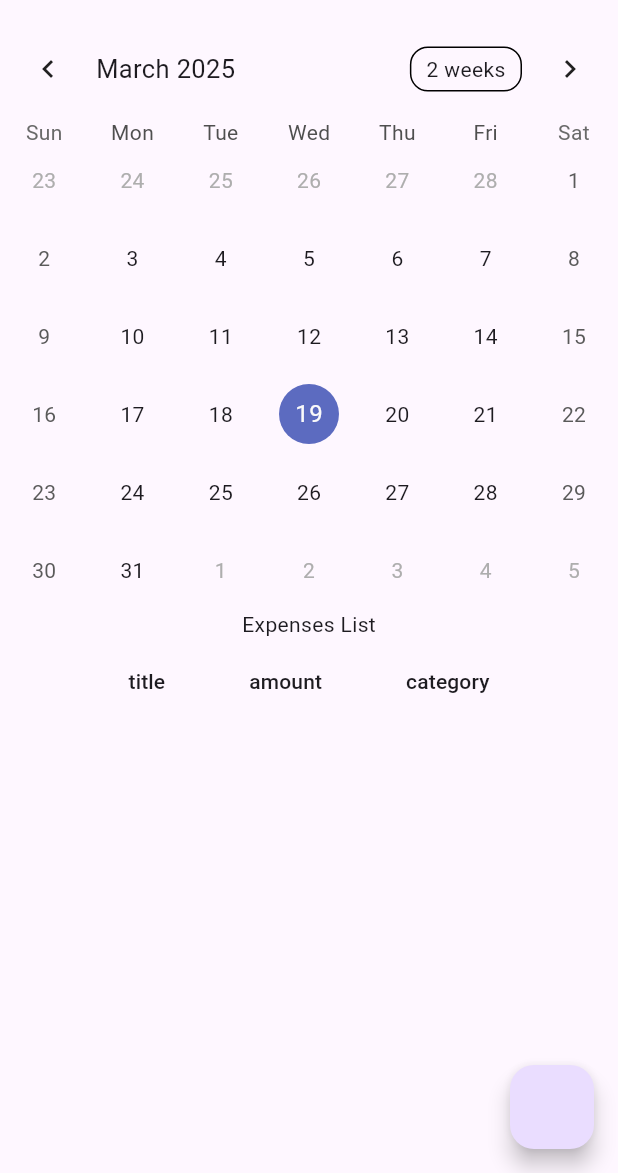
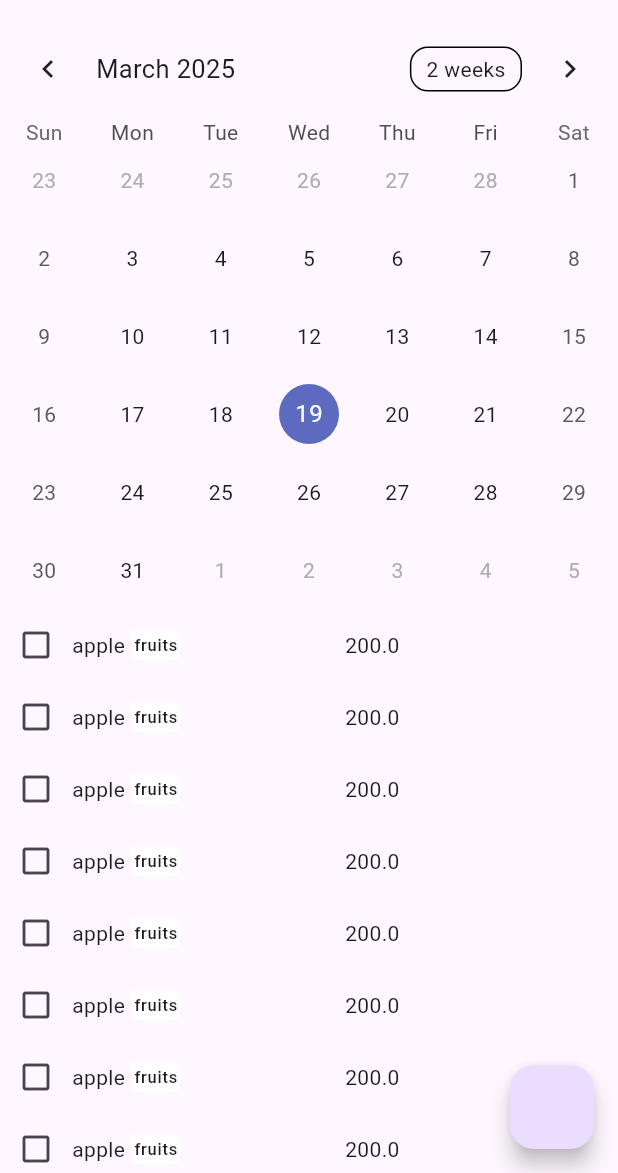
Before and after one commit to opheliagame/expense-tracker, a Flutter app: the screen it shows after launch, on a phone screen of 412 x 824 dp, the part 63-1236 px from its top. Run offline on Flutter 3.47's test engine with Material 3 defaults, Android fonts, the phone set to English and light mode, and no system bars; drawn by our look-alikes of table_calendar; our stand-ins replace flutter_hooks, hive, hive_flutter, hooks_riverpod, speech_to_text; accounts and stored records are empty.

Commit message:
expense list changes unorganised

```diff
--- a/lib/main.dart
+++ b/lib/main.dart
@@ -14,16 +14,23 @@ void main() async {
 
   await Hive.openBox<Expense>('expenses');
 
-  runApp(ProviderScope(child: ProviderDemoApp()));
+  runApp(const ProviderScope(child: ProviderDemoApp()));
 }
 
 class ProviderDemoApp extends StatelessWidget {
-  const ProviderDemoApp({Key? key}) : super(key: key);
+  const ProviderDemoApp({super.key});
 
   @override
   Widget build(BuildContext context) {
     return MaterialApp(
-      home: HomeView(),
+      home: const HomeView(),
+      theme: ThemeData(
+        chipTheme: ChipThemeData(
+          padding: EdgeInsets.zero,
+          labelPadding: const EdgeInsets.all(2),
+          labelStyle: Theme.of(context).textTheme.labelSmall,
+        ),
+      ),
     );
   }
 }
@@ -39,18 +46,14 @@ class HomeView extends StatelessWidget {
       appBar: AppBar(
         title: const Text('Expense tracker'),
       ),
-      body: Column(
-        children: [
-          CalendarView(),
-          Expanded(
-            child: ExpensesListView(),
-          ),
+      body: const CustomScrollView(
+        slivers: [
+          SliverToBoxAdapter(child: CalendarView()),
+          ExpensesListView()
         ],
       ),
       floatingActionButton: FloatingActionButton(
         onPressed: () {
-          // TODO navigate to create screen
-
           Navigator.push(
             context,
             MaterialPageRoute(builder: (context) => const CreateExpenseView()),
--- a/lib/main1.dart
+++ b/lib/main1.dart
@@ -9,7 +9,7 @@ import 'package:speech_to_text/speech_to_text_provider.dart';
 void main() => runApp(const ProviderDemoApp());
 
 class ProviderDemoApp extends StatefulWidget {
-  const ProviderDemoApp({Key? key}) : super(key: key);
+  const ProviderDemoApp({super.key});
 
   @override
   State<ProviderDemoApp> createState() => _ProviderDemoAppState();
@@ -47,7 +47,7 @@ class _ProviderDemoAppState extends State<ProviderDemoApp> {
 }
 
 class SpeechProviderExampleWidget extends StatefulWidget {
-  const SpeechProviderExampleWidget({Key? key}) : super(key: key);
+  const SpeechProviderExampleWidget({super.key});
 
   @override
   SpeechProviderExampleWidgetState createState() =>
--- a/lib/recognition_results_widget.dart
+++ b/lib/recognition_results_widget.dart
@@ -8,7 +8,7 @@ import 'package:speech_to_text/speech_to_text_provider.dart';
 /// Note that the provider is initialized elsewhere and just accessed
 /// here.
 class RecognitionResultsWidget extends StatelessWidget {
-  const RecognitionResultsWidget({Key? key}) : super(key: key);
+  const RecognitionResultsWidget({super.key});
 
   @override
   Widget build(BuildContext context) {
--- /dev/null
+++ b/lib/src/components/hex_color.dart
@@ -0,0 +1,18 @@
+import 'dart:ui';
+
+extension HexColor on Color {
+  /// String is in the format "aabbcc" or "ffaabbcc" with an optional leading "#".
+  static Color fromHex(String hexString) {
+    final buffer = StringBuffer();
+    if (hexString.length == 6 || hexString.length == 7) buffer.write('ff');
+    buffer.write(hexString.replaceFirst('#', ''));
+    return Color(int.parse(buffer.toString(), radix: 16));
+  }
+
+  /// Prefixes a hash sign if [leadingHashSign] is set to `true` (default is `true`).
+  String toHex({bool leadingHashSign = true}) => '${leadingHashSign ? '#' : ''}'
+      '${(255 * alpha).toInt().toRadixString(16).padLeft(2, '0')}'
+      '${(255 * red).toInt().toRadixString(16).padLeft(2, '0')}'
+      '${(255 * green).toInt().toRadixString(16).padLeft(2, '0')}'
+      '${(255 * blue).toInt().toRadixString(16).padLeft(2, '0')}';
+}
--- /dev/null
+++ b/lib/src/components/my_chip.dart
@@ -0,0 +1,33 @@
+import 'package:flutter/material.dart';
+
+class MyChip extends StatelessWidget {
+  const MyChip({
+    super.key,
+    required this.label,
+    this.labelStyle,
+    this.labelPadding,
+    this.backgroundColor,
+  });
+
+  final String label;
+  final TextStyle? labelStyle;
+  final EdgeInsets? labelPadding;
+  final Color? backgroundColor;
+
+  @override
+  Widget build(BuildContext context) {
+    return Container(
+      padding: labelPadding ?? const EdgeInsets.all(2),
+      decoration: BoxDecoration(
+        borderRadius: const BorderRadius.all(
+          Radius.circular(4),
+        ),
+        color: backgroundColor ?? Theme.of(context).colorScheme.surface,
+      ),
+      child: Text(
+        label,
+        style: labelStyle ?? Theme.of(context).textTheme.labelSmall,
+      ),
+    );
+  }
+}
--- /dev/null
+++ b/lib/src/features/expenses/domain/categories_repository.dart
@@ -0,0 +1,6 @@
+import 'package:async/async.dart';
+import 'package:expense_tracker/src/features/expenses/domain/category.dart';
+
+abstract class CategoryRepository {
+  Future<Result<List<Category>>> fetch();
+}
--- a/lib/src/features/expenses/domain/category.dart
+++ b/lib/src/features/expenses/domain/category.dart
@@ -7,7 +7,11 @@ class Category {
   @HiveField(0)
   String name;
 
-  Category(this.name);
+  // UI related
+  @HiveField(1)
+  String displayColor;
+
+  Category({required this.name, this.displayColor = "#ffffff"});
 
   @override
   String toString() {
--- a/lib/src/features/expenses/domain/expenses_repository.dart
+++ b/lib/src/features/expenses/domain/expenses_repository.dart
@@ -1,7 +1,7 @@
 import 'package:async/async.dart';
 import 'package:expense_tracker/src/features/expenses/domain/expense.dart';
 
-abstract class ExpensesRepository {
+abstract class ExpenseRepository {
   Future<Result<List<Expense>>> fetch();
 
   Future<Result<bool>> create(Expense expense);
--- /dev/null
+++ b/lib/src/features/expenses/infrastructure/expense_repository_mock.dart
@@ -0,0 +1,38 @@
+import 'package:async/async.dart';
+import 'package:expense_tracker/src/features/expenses/domain/category.dart';
+import 'package:expense_tracker/src/features/expenses/domain/expense.dart';
+import 'package:expense_tracker/src/features/expenses/domain/expenses_repository.dart';
+import 'package:hooks_riverpod/hooks_riverpod.dart';
+
+class ExpenseRepositoryMock implements ExpenseRepository {
+  @override
+  Future<Result<List<Expense>>> fetch() {
+    return Future(
+      () => Result.value(
+        [
+          Expense(DateTime.now(), "apple", 200, Category(name: "fruits")),
+          Expense(DateTime.now(), "apple", 200, Category(name: "fruits")),
+          Expense(DateTime.now(), "apple", 200, Category(name: "fruits")),
+          Expense(DateTime.now(), "apple", 200, Category(name: "fruits")),
+          Expense(DateTime.now(), "apple", 200, Category(name: "fruits")),
+          Expense(DateTime.now(), "apple", 200, Category(name: "fruits")),
+          Expense(DateTime.now(), "apple", 200, Category(name: "fruits")),
+          Expense(DateTime.now(), "apple", 200, Category(name: "fruits")),
+          Expense(DateTime.now(), "apple", 200, Category(name: "fruits")),
+          Expense(DateTime.now(), "apple", 200, Category(name: "fruits")),
+          Expense(DateTime.now(), "apple", 200, Category(name: "fruits")),
+          Expense(DateTime.now(), "apple", 200, Category(name: "fruits")),
+        ],
+      ),
+    );
+  }
+
+  @override
+  Future<Result<bool>> create(Expense expense) {
+    return Future(() => Result.value(true));
+  }
+}
+
+final expenseRepositoryMockProvider = Provider<ExpenseRepository>((ref) {
+  return ExpenseRepositoryMock();
+});
--- a/lib/src/features/expenses/infrastructure/expenses_repository_mock.dart
+++ /dev/null
@@ -1,27 +0,0 @@
-import 'package:async/src/result/result.dart';
-import 'package:expense_tracker/src/features/expenses/domain/category.dart';
-import 'package:expense_tracker/src/features/expenses/domain/expense.dart';
-import 'package:expense_tracker/src/features/expenses/domain/expenses_repository.dart';
-
-class ExpensesRepositoryMock implements ExpensesRepository {
-  @override
-  Future<Result<List<Expense>>> fetch() {
-    return Future(
-      () => Result.value(
-        [
-          Expense(DateTime.now(), "apple", 200, Category("fruits")),
-          Expense(DateTime.now(), "apple", 200, Category("fruits")),
-          Expense(DateTime.now(), "apple", 200, Category("fruits")),
-          Expense(DateTime.now(), "apple", 200, Category("fruits")),
-          Expense(DateTime.now(), "apple", 200, Category("fruits")),
-          Expense(DateTime.now(), "apple", 200, Category("fruits")),
-        ],
-      ),
-    );
-  }
-
-  @override
-  Future<Result<bool>> create(Expense expense) {
-    return Future(() => Result.value(true));
-  }
-}
--- a/lib/src/features/expenses/ui/expenses_list_view.dart
+++ b/lib/src/features/expenses/ui/expenses_list_view.dart
@@ -1,6 +1,10 @@
+import 'package:expense_tracker/src/components/hex_color.dart';
+import 'package:expense_tracker/src/components/my_chip.dart';
+import 'package:expense_tracker/src/features/expenses/domain/expense.dart';
 import 'package:expense_tracker/src/features/expenses/ui/expenses_list_view_model.dart';
 import 'package:flutter/material.dart';
-import 'package:flutter_riverpod/flutter_riverpod.dart';
+import 'package:flutter_hooks/flutter_hooks.dart';
+import 'package:hooks_riverpod/hooks_riverpod.dart';
 
 class ExpensesListView extends ConsumerWidget {
   const ExpensesListView({super.key});
@@ -11,45 +15,69 @@ class ExpensesListView extends ConsumerWidget {
 
     return state.when(
       data: (data) {
-        return Column(
-          children: [
-            Text('Expenses List'),
-            Expanded(
-              // child: ListView.builder(
-              //   itemCount: data.length,
-              //   itemBuilder: (context, index) {
-              //     final item = data[index];
-
-              //     return Text(item.title);
-              //   },
-              // ),
-
-              child: DataTable(
-                columns: [
-                  DataColumn(
-                    label: Text('title'),
-                  ),
-                  DataColumn(
-                    label: Text('amount'),
-                  ),
-                  DataColumn(
-                    label: Text('category'),
-                  ),
-                ],
-                rows: data
-                    .map((e) => DataRow(cells: [
-                          DataCell(Text(e.title)),
-                          DataCell(Text(e.amount.toString())),
-                          DataCell(Text(e.category)),
-                        ]))
-                    .toList(),
-              ),
-            ),
-          ],
+        return SliverList.builder(
+          itemBuilder: (context, index) {
+            final expense = data[index];
+            return ExpenseListTile(expense: expense);
+          },
+          itemCount: data.length,
         );
       },
-      error: (error, stack) => Text(error.toString()),
-      loading: () => CircularProgressIndicator(),
+      error: (error, stack) =>
+          SliverToBoxAdapter(child: Text(error.toString())),
+      loading: () =>
+          const SliverToBoxAdapter(child: CircularProgressIndicator()),
     );
   }
 }
+
+class ExpenseListTile extends HookConsumerWidget {
+  const ExpenseListTile({
+    super.key,
+    required this.expense,
+  });
+
+  final Expense expense;
+
+  @override
+  Widget build(BuildContext context, WidgetRef ref) {
+    final isChecked = useState<bool>(false);
+
+    return InkWell(
+      mouseCursor: SystemMouseCursors.click,
+      onTap: () {
+        isChecked.value = !isChecked.value;
+      },
+      child: Row(
+        mainAxisAlignment: MainAxisAlignment.spaceBetween,
+        children: [
+          IconButton(
+            onPressed: () {
+              isChecked.value = !isChecked.value;
+            },
+            icon: isChecked.value
+                ? const Icon(Icons.check_box)
+                : const Icon(Icons.check_box_outline_blank),
+          ),
+          Expanded(
+            child: Row(
+              crossAxisAlignment: CrossAxisAlignment.center,
+              children: [
+                Text(expense.title, textAlign: TextAlign.left),
+                const SizedBox(width: 4),
+                MyChip(
+                  label: expense.category.name,
+                  backgroundColor:
+                      HexColor.fromHex(expense.category.displayColor),
+                ),
+              ],
+            ),
+          ),
+          Expanded(
+            child: Text(expense.amount.toString()),
+          ),
+        ],
+      ),
+    );
+  }
+}
```
Also changed, not shown: lib/src/features/expenses/infrastructure/category_repository_mock.dart (added, +20 -0 lines), lib/src/features/expenses/infrastructure/expense_repository_impl.dart (renamed from lib/src/features/expenses/infrastructure/expenses_repository_impl.dart, +3 -5 lines), lib/src/features/expenses/ui/category_list_notifier.dart (added, +31 -0 lines), lib/src/features/expenses/ui/create_expense_view.dart (+15 -9 lines), lib/src/features/expenses/ui/expenses_list_view_model.dart (+9 -10 lines), lib/src/features/expenses/domain/category.g.dart.
